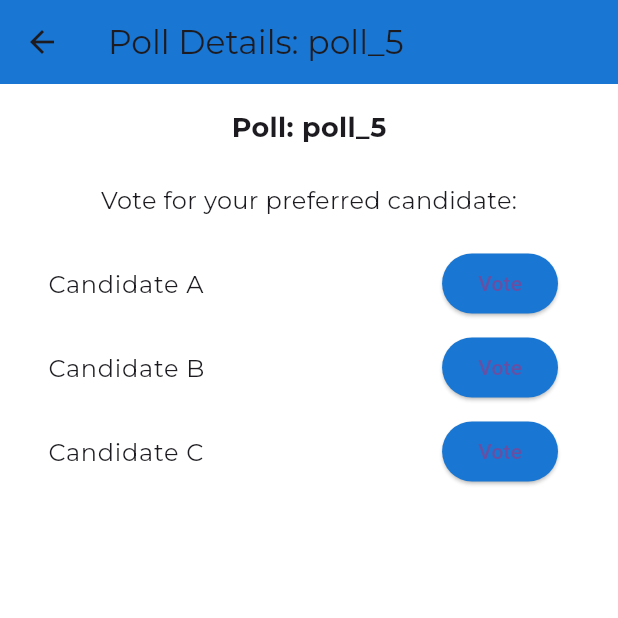
After one commit to sumit-s-nair/BallotBox-360, a Flutter app: the HomeScreen screen opened by its route, after a tap on the "account circle" icon, after a tap on "View Details", on a phone screen of 412 x 824 dp, the top half of it. The commit adds this screen. Run offline on Flutter 3.47's test engine with Material 3 defaults, Android fonts, the phone set to English and light mode, and no system bars; our stand-ins replace cloud_firestore, firebase_auth, firebase_core, font_awesome_flutter, google_fonts; accounts and stored records are empty; generated files the repository leaves out were written again; network calls fail.

Commit message:
Create Home UI and Poll Details Page UI

```diff
--- a/lib/main.dart
+++ b/lib/main.dart
@@ -1,23 +1,29 @@
+import 'screens/poll_detail_screen.dart';
 import 'package:flutter/material.dart';
 import 'screens/auth/login_screen.dart';
 import 'screens/auth/signup_screen.dart';
 import 'screens/home_screen.dart';
-import 'screens/ballot_screen.dart';
-import 'screens/results_screen.dart';
 import 'screens/auth/forgot_password_screen.dart';
+import 'package:firebase_core/firebase_core.dart';
+import 'firebase_options.dart';
+import 'package:firebase_auth/firebase_auth.dart';
 
-void main() {
+void main() async {
+  WidgetsFlutterBinding.ensureInitialized();
+  await Firebase.initializeApp(options: DefaultFirebaseOptions.currentPlatform);
   runApp(const VoteSphereApp());
 }
 
 class VoteSphereApp extends StatelessWidget {
   const VoteSphereApp({super.key});
 
+  get pollId => null;
+
   @override
   Widget build(BuildContext context) {
     return MaterialApp(
       debugShowCheckedModeBanner: false,
-      title: 'VoteSphere',
+      title: 'Ballot Box 360',
       theme: ThemeData(
         primarySwatch: Colors.blue,
         scaffoldBackgroundColor: Colors.white,
@@ -27,10 +33,42 @@ class VoteSphereApp extends StatelessWidget {
         '/login': (context) => const LoginScreen(),
         '/signup': (context) => const SignUpScreen(),
         '/home': (context) => const HomeScreen(),
-        '/ballot': (context) => const BallotScreen(),
-        '/results': (context) => const ResultsScreen(),
+        '/poll-details': (context) => const ProtectedRoute(child: PollDetailScreen()),
         '/forgot-password': (context) => const ForgotPasswordScreen(),
+
       },
     );
   }
 }
+
+class ProtectedRoute extends StatelessWidget {
+  final Widget child;
+
+  const ProtectedRoute({super.key, required this.child});
+
+  @override
+  Widget build(BuildContext context) {
+    // Check if the user is signed in
+    final User? user = FirebaseAuth.instance.currentUser;
+
+    // If the user is not signed in, navigate to login screen
+    if (user == null) {
+      // Use the WidgetsBinding instance to safely navigate
+      WidgetsBinding.instance.addPostFrameCallback((_) {
+        if (context.mounted) {
+          Navigator.pushReplacementNamed(context, '/login');
+        }
+      });
+
+      // Show loading indicator while redirecting
+      return const Scaffold(
+        body: Center(
+          child: CircularProgressIndicator(),
+        ),
+      );
+    } else {
+      // If signed in, return the requested screen
+      return child;
+    }
+  }
+}
--- /dev/null
+++ b/lib/screens/home_screen.dart
@@ -0,0 +1,180 @@
+import 'package:flutter/material.dart';
+import 'package:google_fonts/google_fonts.dart';
+import 'package:firebase_auth/firebase_auth.dart';
+import 'package:cloud_firestore/cloud_firestore.dart';
+import '../widgets/poll_card.dart';
+
+class HomeScreen extends StatefulWidget {
+  const HomeScreen({super.key});
+
+  @override
+  State<HomeScreen> createState() => _HomeScreenState();
+}
+
+class _HomeScreenState extends State<HomeScreen> {
+  late User _user;
+  bool _isLoading = false;
+  List<Map<String, dynamic>> _previousPolls = [];
+  List<Map<String, dynamic>> _upcomingPolls = [];
+  List<Map<String, dynamic>> _activePolls = [];
+
+  @override
+  void initState() {
+    super.initState();
+    _user = FirebaseAuth.instance.currentUser!;
+    _fetchPollsData();
+  }
+
+  Future<void> _fetchPollsData() async {
+    await Future.delayed(const Duration(seconds: 2));
+
+    setState(() {
+      _previousPolls = [
+        {'title': 'Best Movie of 2024', 'date': '2024-01-01', 'id': 'poll_1'},
+        {'title': 'Favorite Song of the Year', 'date': '2023-12-31', 'id': 'poll_2'},
+      ];
+      _upcomingPolls = [
+        {'title': 'Next President Election', 'date': '2025-01-01', 'id': 'poll_3'},
+        {'title': 'Best Mobile App of 2024', 'date': '2024-12-25', 'id': 'poll_4'},
+      ];
+      _activePolls = [
+        {'title': 'Campus Cleanliness Survey', 'date': '2024-12-03', 'id': 'poll_5'},
+        {'title': 'Holiday Party Vote', 'date': '2024-12-03', 'id': 'poll_6'},
+      ];
+      _isLoading = false;
+    });
+  }
+
+  @override
+  Widget build(BuildContext context) {
+    return Scaffold(
+      appBar: AppBar(
+        backgroundColor: Colors.blue.shade700,
+        title: Text(
+          'Ballot Box 360',
+          style: GoogleFonts.montserrat(
+            fontSize: 22,
+            fontWeight: FontWeight.bold,
+            color: Colors.white,
+          ),
+        ),
+        actions: [
+          PopupMenuButton<String>(
+            icon: const Icon(Icons.account_circle, color: Colors.white),
+            onSelected: (value) {
+              if (value == 'Logout') {
+                FirebaseAuth.instance.signOut();
+                Navigator.pushReplacementNamed(context, '/login');
+              }
+            },
+            itemBuilder: (BuildContext context) {
+              return [
+                PopupMenuItem<String>(
+                  value: 'Profile',
+                  child: Text('Profile', style: GoogleFonts.montserrat(fontSize: 16)),
+                ),
+                PopupMenuItem<String>(
+                  value: 'Logout',
+                  child: Text('Logout', style: GoogleFonts.montserrat(fontSize: 16)),
+                ),
+              ];
+            },
+          ),
+        ],
+      ),
+      body: SingleChildScrollView(
+        child: Column(
+          children: [
+            Container(
+              color: Colors.white,
+              padding: const EdgeInsets.all(16.0),
+              child: Column(
+                crossAxisAlignment: CrossAxisAlignment.start,
+                children: [
+                  Text(
+                    'Welcome, ${_user.displayName ?? _user.email}!',
+                    style: GoogleFonts.montserrat(
+                      fontSize: 20,
+                      fontWeight: FontWeight.bold,
+                      color: Colors.blue.shade700,
+                    ),
+                  ),
+                  const SizedBox(height: 16),
+                  Text(
+                    'Here are the polls available for you:',
+                    style: GoogleFonts.montserrat(
+                      fontSize: 16,
+                      color: Colors.blue.shade700,
+                    ),
+                  ),
+                  const SizedBox(height: 24),
+                ],
+              ),
+            ),
+            if (_isLoading) ...[
+              const CircularProgressIndicator(),
+              const SizedBox(height: 20),
+              Text('Loading polls...', style: GoogleFonts.montserrat(color: Colors.blue.shade700)),
+            ] else ...[
+              _buildPollsSection('Active Polls', _activePolls),
+              const SizedBox(height: 16),
+              _buildPollsSection('Upcoming Polls', _upcomingPolls),
+              const SizedBox(height: 16),
+              _buildPollsSection('Previous Polls', _previousPolls),
+            ],
+          ],
+        ),
+      ),
+      floatingActionButton: FloatingActionButton(
+        onPressed: () {
+          Navigator.pushNamed(context, '/create-poll');
+        },
+        backgroundColor: Colors.blue.shade700,
+        child: const Icon(Icons.add,
+        color : Color.fromARGB(255, 255, 255, 255)),
+      ),
+    );
+  }
+
+  Widget _buildPollsSection(String title, List<Map<String, dynamic>> polls) {
+    if (polls.isEmpty) {
+      return Padding(
+        padding: const EdgeInsets.symmetric(horizontal: 16.0),
+        child: Column(
+          crossAxisAlignment: CrossAxisAlignment.start,
+          children: [
+            Text(
+              title,
+              style: GoogleFonts.montserrat(fontSize: 20, fontWeight: FontWeight.bold, color: Colors.blue.shade700),
+            ),
+            const SizedBox(height: 8),
+            Text('No $title available', style: GoogleFonts.montserrat(color: Colors.blue.shade700)),
+          ],
+        ),
+      );
+    }
+
+    return Padding(
+      padding: const EdgeInsets.symmetric(horizontal: 16.0),
+      child: Column(
+        crossAxisAlignment: CrossAxisAlignment.start,
+        children: [
+          Text(
+            title,
+            style: GoogleFonts.montserrat(fontSize: 20, fontWeight: FontWeight.bold, color: Colors.blue.shade700),
+          ),
+          SizedBox(width: MediaQuery.of(context).size.width - 32,height: 8),
+          SingleChildScrollView(
+            scrollDirection: Axis.horizontal,
+            child: Row(
+
+              children: polls.map((poll) {
+                return PollCard(poll: poll);
+              }).toList(),
+            ),
+          ),
+        ],
+      ),
+    );
+  }
+}
--- /dev/null
+++ b/lib/screens/poll_detail_screen.dart
@@ -0,0 +1,102 @@
+import 'package:flutter/material.dart';
+import 'package:google_fonts/google_fonts.dart';
+
+class PollDetailScreen extends StatefulWidget {
+  const PollDetailScreen({Key? key}) : super(key: key);
+
+  @override
+  State<PollDetailScreen> createState() => _PollDetailScreenState();
+}
+
+class _PollDetailScreenState extends State<PollDetailScreen> {
+  bool _hasVoted = false;
+  final List<Map<String, dynamic>> _candidates = [
+    {'name': 'Candidate A', 'votes': 0},
+    {'name': 'Candidate B', 'votes': 0},
+    {'name': 'Candidate C', 'votes': 0},
+  ];
+
+  // Calculate the total votes
+  num _getTotalVotes() {
+    return _candidates.fold(0, (sum, item) => sum + item['votes']);
+  }
+
+  @override
+  Widget build(BuildContext context) {
+    // Retrieve pollId from route arguments
+    final String pollId = ModalRoute.of(context)!.settings.arguments as String;
+
+    return Scaffold(
+      appBar: AppBar(
+        title: Text('Poll Details: $pollId', style: GoogleFonts.montserrat(fontSize: 22)),
+        backgroundColor: Colors.blue.shade700,
+      ),
+      body: Padding(
+        padding: const EdgeInsets.all(16.0),
+        child: Column(
+          children: [
+            Text(
+              'Poll: $pollId',
+              style: GoogleFonts.montserrat(fontSize: 18, fontWeight: FontWeight.bold),
+            ),
+            const SizedBox(height: 24),
+            Text('Vote for your preferred candidate:', style: GoogleFonts.montserrat(fontSize: 16)),
+            const SizedBox(height: 16),
+            Column(
+              children: _candidates.map((candidate) {
+                return ListTile(
+                  title: Text(candidate['name'], style: GoogleFonts.montserrat(fontSize: 16)),
+                  trailing: ElevatedButton(
+                    onPressed: () {
+                      setState(() {
+                        if (!_hasVoted) {
+                          candidate['votes']++;
+                          _hasVoted = true;
+                        }
+                      });
+                    },
+                    style: ElevatedButton.styleFrom(
+                      backgroundColor: Colors.blue.shade700,
+                    ),
+                    child: Text(_hasVoted ? 'Voted' : 'Vote'),
+                  ),
+                );
+              }).toList(),
+            ),
+            const SizedBox(height: 24),
+            if (_hasVoted) ...[
+              Text('Voting Results:', style: GoogleFonts.montserrat(fontSize: 18)),
+              const SizedBox(height: 16),
+              // Display progress bars for all candidates
+              ..._candidates.map((candidate) {
+                final totalVotes = _getTotalVotes();
+                final votePercentage = totalVotes > 0
+                    ? (candidate['votes'] / totalVotes)
+                    : 0.0;
+
+                return Padding(
+                  padding: const EdgeInsets.symmetric(vertical: 8.0),
+                  child: Column(
+                    crossAxisAlignment: CrossAxisAlignment.start,
+                    children: [
+                      Text(
+                        '${candidate['name']} - ${(votePercentage * 100).toStringAsFixed(2)}%',
+                        style: GoogleFonts.montserrat(fontSize: 16),
+                      ),
+                      const SizedBox(height: 8),
+                      LinearProgressIndicator(
+                        value: votePercentage,
+                        backgroundColor: Colors.grey.shade300,
+                        color: Colors.blue.shade700,
+                      ),
+                    ],
+                  ),
+                );
+              }).toList(),
+            ],
+          ],
+        ),
+      ),
+    );
+  }
+}
--- /dev/null
+++ b/lib/widgets/poll_card.dart
@@ -0,0 +1,75 @@
+import 'package:flutter/material.dart';
+import 'package:google_fonts/google_fonts.dart';
+
+class PollCard extends StatelessWidget {
+  final Map<String, dynamic> poll;
+
+  const PollCard({super.key, required this.poll});
+
+  @override
+  Widget build(BuildContext context) {
+    return Padding(
+      padding: const EdgeInsets.symmetric(horizontal: 8.0),
+      child: Card(
+        elevation: 4,
+        shape: RoundedRectangleBorder(borderRadius: BorderRadius.circular(8)),
+        child: SizedBox(
+          width: 350, // Limit the width to 350
+          child: InkWell(
+            onTap: () {
+              // Pass the pollId dynamically here
+              Navigator.pushNamed(
+                context,
+                '/poll-details',
+                arguments: poll['id'], // Send pollId as argument
+              );
+            },
+            child: Padding(
+              padding: const EdgeInsets.all(16.0),
+              child: Column(
+                crossAxisAlignment: CrossAxisAlignment.start,
+                children: [
+                  // Placeholder image with rounded corners
+                  ClipRRect(
+                    borderRadius: BorderRadius.circular(8),
+                    child: Image.network(
+                      'https://via.placeholder.com/350x200', // Placeholder image
+                      fit: BoxFit.cover,
+                      height: 200,
+                      width: double.infinity,
+                    ),
+                  ),
+                  const SizedBox(height: 12),
+                  // Poll title
+                  Text(
+                    poll['title'],
+                    style: GoogleFonts.montserrat(fontSize: 16, fontWeight: FontWeight.bold),
+                  ),
+                  const SizedBox(height: 8),
+                  // Poll date
+                  Text('Date: ${poll['date']}', style: GoogleFonts.montserrat(fontSize: 14)),
+                  const SizedBox(height: 8),
+                  // Button to navigate to the poll details screen
+                  ElevatedButton(
+                    onPressed: () {
+                      // Navigate to the details page
+                      Navigator.pushNamed(
+                        context,
+                        '/poll-details',
+                        arguments: poll['id'], // Pass pollId as argument
+                      );
+                    },
+                    style: ElevatedButton.styleFrom(
+                      backgroundColor: Colors.blue.shade700, // Button color
+                    ),
+                    child: const Text('View Details'),
+                  ),
+                ],
+              ),
+            ),
+          ),
+        ),
+      ),
+    );
+  }
+}
--- a/pubspec.yaml
+++ b/pubspec.yaml
@@ -40,6 +40,7 @@ dependencies:
   firebase_core: ^3.8.0
   firebase_auth: ^5.3.3
   google_sign_in: ^6.2.2
+  cloud_firestore: ^5.5.0
 
 dev_dependencies:
   flutter_test:
```
Also changed, not shown: lib/screens/ballot_screen.dart (added, +53 -0 lines), lib/screens/results_screen.dart (added, +20 -0 lines), pubspec.lock, 3 other files.
